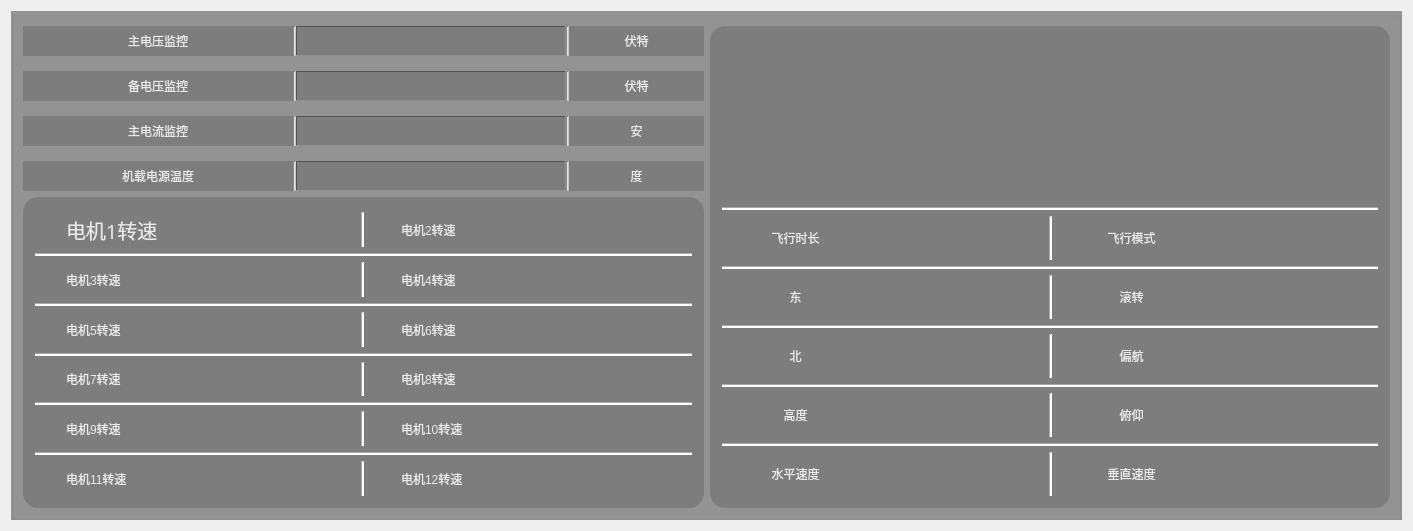
Above: controls/InfoPanel/statusmonitor.ui from 38277105/30GroundN before the change. Below: the same form after it.
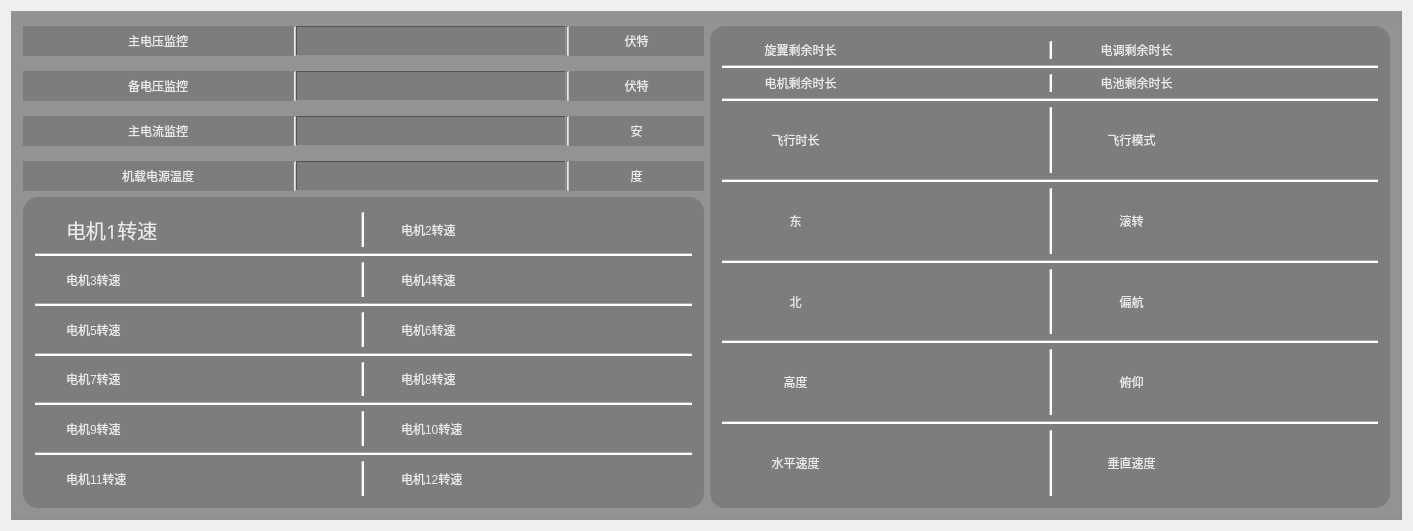
That is the form after the change. Icons and pictures are not drawn. Custom widgets are drawn as their Qt base class.

```diff
--- a/controls/InfoPanel/statusmonitor.ui
+++ b/controls/InfoPanel/statusmonitor.ui
@@ -2072,69 +2072,77 @@
         </property>
         <layout class="QGridLayout" name="gridLayout">
          <item row="0" column="0">
-          <layout class="QHBoxLayout" name="horizontalLayout_12" stretch="0,1">
+          <layout class="QHBoxLayout" name="horizontalLayout_12">
            <item>
-            <widget class="SPDWidget" name="widget_throttle" native="true">
-             <property name="sizePolicy">
-              <sizepolicy hsizetype="Expanding" vsizetype="Expanding">
-               <horstretch>0</horstretch>
-               <verstretch>0</verstretch>
-              </sizepolicy>
+            <widget class="QLabel" name="label_rotorremaintime_desc">
+             <property name="styleSheet">
+              <string notr="true">font: 15pt &quot;黑体&quot;;
+color: rgb(233, 233, 233);
+background-color: rgb(125, 125, 125);</string>
              </property>
-             <property name="minimumSize">
-              <size>
-               <width>112</width>
-               <height>112</height>
-              </size>
+             <property name="text">
+              <string>旋翼剩余时长</string>
              </property>
-             <property name="maximumSize">
-              <size>
-               <width>160</width>
-               <height>160</height>
-              </size>
+             <property name="alignment">
+              <set>Qt::AlignCenter</set>
              </property>
-             <property name="layoutDirection">
-              <enum>Qt::LeftToRight</enum>
+             <property name="indent">
+              <number>5</number>
              </property>
+            </widget>
+           </item>
+           <item>
+            <widget class="QImageLabel" name="label_rotorremaintime_value">
              <property name="styleSheet">
-              <string notr="true">image: url(:/image/instrument.png);
-background-color: rgb(125, 125, 125);
-</string>
+              <string notr="true">background-color: rgb(125, 125, 125);
+font: 15pt &quot;黑体&quot;;
+color: rgb(233, 233, 233);</string>
              </property>
             </widget>
            </item>
            <item>
-            <widget class="HeadingWidget" name="widget_heading" native="true">
-             <property name="sizePolicy">
-              <sizepolicy hsizetype="Expanding" vsizetype="Expanding">
-               <horstretch>0</horstretch>
-               <verstretch>0</verstretch>
-              </sizepolicy>
+            <widget class="Line" name="line_17">
+             <property name="styleSheet">
+              <string notr="true">background-color: rgb(255, 255, 255);</string>
              </property>
-             <property name="minimumSize">
-              <size>
-               <width>112</width>
-               <height>112</height>
-              </size>
+             <property name="orientation">
+              <enum>Qt::Vertical</enum>
              </property>
-             <property name="maximumSize">
-              <size>
-               <width>160</width>
-               <height>160</height>
-              </size>
+            </widget>
+           </item>
+           <item>
+            <widget class="QLabel" name="label_eledebugremaintime_desc">
+             <property name="styleSheet">
+              <string notr="true">font: 15pt &quot;黑体&quot;;
+color: rgb(233, 233, 233);
+background-color: rgb(125, 125, 125);</string>
              </property>
-             <property name="layoutDirection">
-              <enum>Qt::RightToLeft</enum>
+             <property name="text">
+              <string>电调剩余时长</string>
              </property>
+             <property name="alignment">
+              <set>Qt::AlignCenter</set>
+             </property>
+             <property name="indent">
+              <number>5</number>
+             </property>
+            </widget>
+           </item>
+           <item>
+            <widget class="QImageLabel" name="label_eledebugremaintime_value">
              <property name="styleSheet">
-              <string notr="true">image: url(:/image/compass.png);
-background-color: rgb(125, 125, 125);</string>
+              <string notr="true">background-color: rgb(125, 125, 125);
+font: 15pt &quot;黑体&quot;;
+color: rgb(233, 233, 233);</string>
+             </property>
+             <property name="text">
+              <string/>
              </property>
             </widget>
            </item>
           </layout>
          </item>
-         <item row="1" column="0">
+         <item row="3" column="0">
           <layout class="QVBoxLayout" name="verticalLayout_4">
            <item>
             <widget class="Line" name="line_24">
@@ -3054,6 +3062,84 @@
            </item>
           </layout>
          </item>
+         <item row="2" column="0">
+          <layout class="QHBoxLayout" name="horizontalLayout_18">
+           <item>
+            <widget class="QLabel" name="label_motorremaintime_desc">
+             <property name="styleSheet">
+              <string notr="true">font: 15pt &quot;黑体&quot;;
+color: rgb(233, 233, 233);
+background-color: rgb(125, 125, 125);</string>
+             </property>
+             <property name="text">
+              <string>电机剩余时长</string>
+             </property>
+             <property name="alignment">
+              <set>Qt::AlignCenter</set>
+             </property>
+            </widget>
+           </item>
+           <item>
+            <widget class="QImageLabel" name="label_motorremaintime_value">
+             <property name="styleSheet">
+              <string notr="true">background-color: rgb(125, 125, 125);
+font: 15pt &quot;黑体&quot;;
+color: rgb(233, 233, 233);</string>
+             </property>
+             <property name="text">
+              <string/>
+             </property>
+            </widget>
+           </item>
+           <item>
+            <widget class="Line" name="line_31">
+             <property name="styleSheet">
+              <string notr="true">background-color: rgb(255, 255, 255);</string>
+             </property>
+             <property name="orientation">
+              <enum>Qt::Vertical</enum>
+             </property>
+            </widget>
+           </item>
+           <item>
+            <widget class="QLabel" name="label_batteryremaintime_desc">
+             <property name="styleSheet">
+              <string notr="true">font: 15pt &quot;黑体&quot;;
+color: rgb(233, 233, 233);
+background-color: rgb(125, 125, 125);</string>
+             </property>
+             <property name="text">
+              <string>电池剩余时长</string>
+             </property>
+             <property name="alignment">
+              <set>Qt::AlignCenter</set>
+             </property>
+            </widget>
+           </item>
+           <item>
+            <widget class="QImageLabel" name="label_batteryremaintime_value">
+             <property name="styleSheet">
+              <string notr="true">background-color: rgb(125, 125, 125);
+font: 15pt &quot;黑体&quot;;
+color: rgb(233, 233, 233);</string>
+             </property>
+             <property name="text">
+              <string/>
+             </property>
+            </widget>
+           </item>
+          </layout>
+         </item>
+         <item row="1" column="0">
+          <widget class="Line" name="line_32">
+           <property name="styleSheet">
+            <string notr="true">background-color: rgb(255, 255, 255);</string>
+           </property>
+           <property name="orientation">
+            <enum>Qt::Horizontal</enum>
+           </property>
+          </widget>
+         </item>
         </layout>
        </widget>
       </item>
@@ -3081,18 +3167,6 @@
    <extends>QLabel</extends>
    <header location="global">./Utils/qimagelabel.h</header>
   </customwidget>
-  <customwidget>
-   <class>SPDWidget</class>
-   <extends>QWidget</extends>
-   <header location="global">./Utils/spdwidget.h</header>
-   <container>1</container>
-  </customwidget>
-  <customwidget>
-   <class>HeadingWidget</class>
-   <extends>QWidget</extends>
-   <header location="global">./Utils/headingwidget.h</header>
-   <container>1</container>
-  </customwidget>
  </customwidgets>
  <resources/>
  <connections/>
```
Left out of the diff: 3 changed lines with no effect on the pictures.
